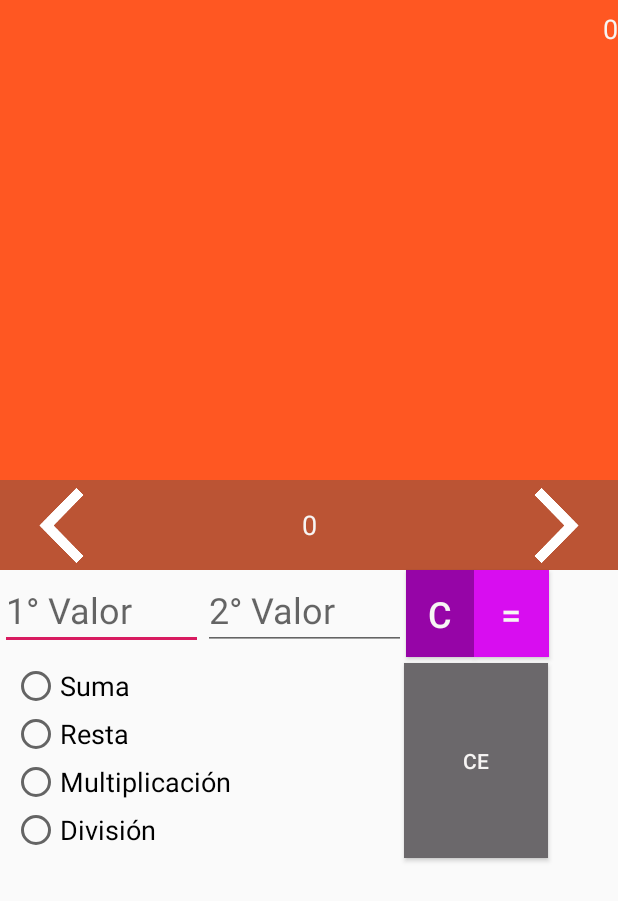
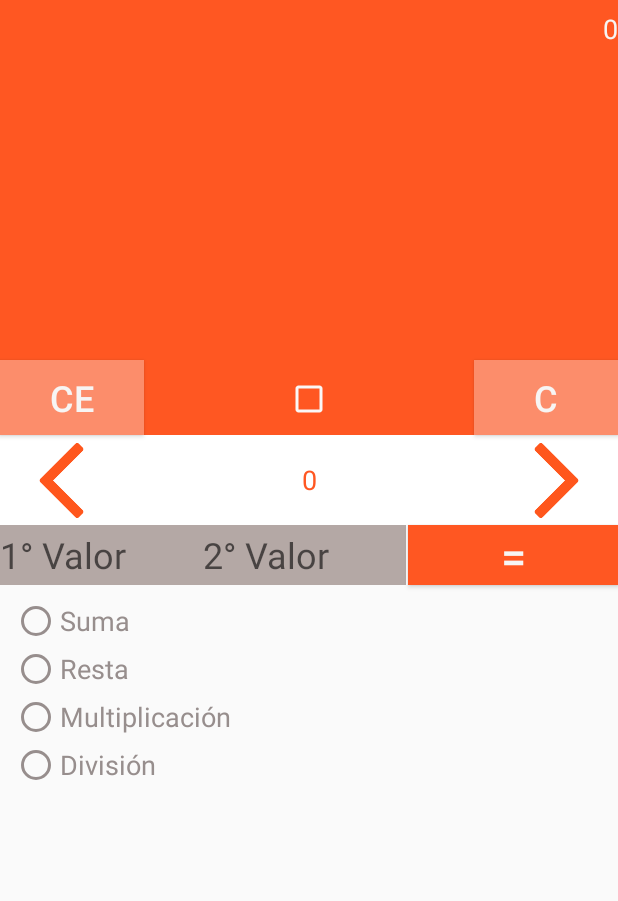
Before and after one commit to manuel-martin3/PryAndroid, an Android app: the layout activity_main.xml on its own in the app's theme, with its tools: preview values and no code run, on a phone screen of 412 x 824 dp. Shown: the top 901 px of the screen. Run offline under Robolectric (Android 15) with nearby library versions, the phone set to English and light mode, and no system bars.

Commit message:
Actualización de diseño al 27062019

```diff
--- a/AppRadioButton/app/src/main/java/com/marman/appradiobutton/MainActivity.java
+++ b/AppRadioButton/app/src/main/java/com/marman/appradiobutton/MainActivity.java
@@ -43,7 +43,7 @@ public class MainActivity extends AppCompatActivity {
 
         rg= (RadioGroup)findViewById(R.id.rg_operaciones);
         et1.requestFocus();
-
+        rb1.setChecked(true);
 
         et1.addTextChangedListener(new TextWatcher() {
             @Override
@@ -79,8 +79,7 @@ public class MainActivity extends AppCompatActivity {
             }
         });
 
-
-
+        TipoOperacion();
     }
 
 
@@ -95,24 +94,42 @@ public class MainActivity extends AppCompatActivity {
 
         if (rb1.isChecked()==true){
             resul = String.valueOf(n1 + n2);
-            tv3.setText(rb1.getText().toString());
+            //tv3.setText(rb1.getText().toString());
             signo = "+";
         }else if (rb2.isChecked()==true){
             resul = String.valueOf(n1 - n2);
-            tv3.setText(rb2.getText().toString());
+            //tv3.setText(rb2.getText().toString());
             signo = "-";
         }if (rb3.isChecked()==true){
             resul = String.valueOf(n1 * n2);
-            tv3.setText(rb3.getText().toString());
+            //tv3.setText(rb3.getText().toString());
             signo = "x";
         }else if (rb4.isChecked()==true){
             resul = String.valueOf(n1 / n2);
-            tv3.setText(rb4.getText().toString());
+            //tv3.setText(rb4.getText().toString());
             signo = "/";
         }
 
         tv2.setText(et1.getText() +" "+signo.toString()+" "+et2.getText().toString());
         tv1.setText(resul);
+        TipoOperacion();
+    }
+
+    void TipoOperacion(){
+
+        if (rb1.isChecked()==true){
+            tv3.setText(rb1.getText().toString());
+            signo = "+";
+        }else if (rb2.isChecked()==true){
+            tv3.setText(rb2.getText().toString());
+            signo = "-";
+        }if (rb3.isChecked()==true){
+            tv3.setText(rb3.getText().toString());
+            signo = "x";
+        }else if (rb4.isChecked()==true){
+            tv3.setText(rb4.getText().toString());
+            signo = "/";
+        }
     }
 
     public int ValidarPosicion() {
--- a/AppRadioButton/app/src/main/res/layout/activity_main.xml
+++ b/AppRadioButton/app/src/main/res/layout/activity_main.xml
@@ -10,20 +10,20 @@
 
         <Button
             android:id="@+id/btn_equal"
-            android:layout_width="50dp"
-            android:layout_height="58dp"
+            android:layout_width="140dp"
+            android:layout_height="40dp"
             android:background="@color/colorBtnEq"
             android:onClick="CalcularValores"
             android:text="@string/btnEq"
             android:textColor="@color/colorText"
-            android:textSize="24sp"
-            app:layout_constraintStart_toEndOf="@+id/btn_c"
+            android:textSize="30sp"
+            app:layout_constraintEnd_toEndOf="parent"
             app:layout_constraintTop_toBottomOf="@+id/txt_resultaro" />
 
     <TextView
         android:id="@+id/txt_resultaro"
         android:layout_width="0dp"
-        android:layout_height="380dp"
+        android:layout_height="350dp"
         android:background="@color/colorPrimaryBacground"
         android:gravity="center_horizontal|center_vertical"
         android:textColor="@color/colorText"
@@ -36,7 +36,9 @@
     <EditText
         android:id="@+id/txt_v1"
         android:layout_width="135dp"
-        android:layout_height="wrap_content"
+        android:layout_height="40dp"
+        android:background="@color/colorBGVal"
+        android:textColor="@color/colorText"
         android:ems="10"
         android:hint="@string/txt_PrimerValor"
         android:inputType="numberDecimal"
@@ -47,7 +49,9 @@
     <EditText
         android:id="@+id/txt_v2"
         android:layout_width="135dp"
-        android:layout_height="wrap_content"
+        android:layout_height="40dp"
+        android:background="@color/colorBGVal"
+        android:textColor="@color/colorText"
         android:ems="10"
         android:hint="@string/txt_SegundoValor"
         android:inputType="numberDecimal"
@@ -57,11 +61,12 @@
 
     <RadioGroup
         android:id="@+id/rg_operaciones"
-        android:layout_width="173dp"
+        android:layout_width="wrap_content"
         android:layout_height="wrap_content"
         android:layout_marginStart="8dp"
         android:layout_marginLeft="8dp"
         android:layout_marginTop="8dp"
+        android:gravity="center_vertical"
         android:orientation="vertical"
         app:layout_constraintStart_toStartOf="parent"
         app:layout_constraintTop_toBottomOf="@+id/txt_v1">
@@ -71,6 +76,8 @@
             android:layout_width="match_parent"
             android:layout_height="wrap_content"
             android:layout_weight="1"
+            android:textColor="@color/colorTxtChk"
+            android:buttonTint="@color/colorBRb"
             android:onClick="CalcularValores"
             android:text="@string/rb1"
             android:textSize="18sp" />
@@ -80,6 +87,8 @@
             android:layout_width="match_parent"
             android:layout_height="wrap_content"
             android:layout_weight="1"
+            android:textColor="@color/colorTxtChk"
+            android:buttonTint="@color/colorBRb"
             android:onClick="CalcularValores"
             android:text="@string/rb2"
             android:textSize="18sp" />
@@ -89,6 +98,8 @@
             android:layout_width="match_parent"
             android:layout_height="wrap_content"
             android:layout_weight="1"
+            android:textColor="@color/colorTxtChk"
+            android:buttonTint="@color/colorBRb"
             android:onClick="CalcularValores"
             android:text="@string/rb3"
             android:textSize="18sp" />
@@ -98,6 +109,8 @@
             android:layout_width="match_parent"
             android:layout_height="wrap_content"
             android:layout_weight="1"
+            android:textColor="@color/colorTxtChk"
+            android:buttonTint="@color/colorBRb"
             android:onClick="CalcularValores"
             android:text="@string/rb4"
             android:textSize="18sp" />
@@ -105,29 +118,27 @@
 
     <Button
         android:id="@+id/btn_c"
-        android:layout_width="45dp"
-        android:layout_height="58dp"
+        android:layout_width="96dp"
+        android:layout_height="50dp"
         android:background="@color/colorBtnC"
         android:onClick="LimpiarParcial"
         android:text="@string/btnC"
         android:textColor="@color/colorText"
         android:textSize="24sp"
-        app:layout_constraintStart_toEndOf="@+id/txt_v2"
-        app:layout_constraintTop_toBottomOf="@+id/txt_resultaro" />
+        app:layout_constraintBottom_toTopOf="@+id/txt_operacion"
+        app:layout_constraintEnd_toEndOf="parent" />
 
     <Button
         android:id="@+id/btn_ce"
         android:layout_width="96dp"
-        android:layout_height="130dp"
-        android:layout_marginStart="88dp"
-        android:layout_marginLeft="88dp"
-        android:layout_marginTop="4dp"
+        android:layout_height="50dp"
         android:background="@color/colorBtnCE"
         android:onClick="LimpiarTodo"
         android:text="@string/btnCE"
         android:textColor="@color/colorText"
-        app:layout_constraintStart_toEndOf="@+id/rg_operaciones"
-        app:layout_constraintTop_toBottomOf="@+id/btn_c" />
+        android:textSize="24sp"
+        app:layout_constraintBottom_toTopOf="@+id/txt_operacion"
+        app:layout_constraintStart_toStartOf="parent" />
 
 
     <TextView
@@ -152,7 +163,7 @@
         android:background="@color/colorSecondBacground"
         android:gravity="center_horizontal|center_vertical"
         android:text="@string/txt_Calculo"
-        android:textColor="@color/colorText"
+        android:textColor="@color/colorTextOp"
         android:textSize="18sp"
         app:layout_constraintBottom_toBottomOf="@+id/txt_resultaro"
         app:layout_constraintEnd_toEndOf="parent"
@@ -169,7 +180,7 @@
         app:layout_constraintBottom_toBottomOf="@+id/txt_operacion"
         app:layout_constraintStart_toStartOf="parent"
         app:layout_constraintTop_toTopOf="@+id/txt_operacion"
-        app:srcCompat="@drawable/whitearrowleft" />
+        app:srcCompat="@drawable/orangearrowleft" />
 
 
     <ImageView
@@ -182,7 +193,21 @@
         app:layout_constraintHorizontal_bias="0.976"
         app:layout_constraintStart_toStartOf="@+id/txt_resultaro"
         app:layout_constraintTop_toTopOf="@+id/txt_operacion"
-        app:srcCompat="@drawable/whitearrowright" />
+        app:srcCompat="@drawable/orangearrowright" />
+
+    <CheckBox
+        android:id="@+id/checkBox"
+        android:layout_width="wrap_content"
+        android:layout_height="wrap_content"
+        android:layout_marginStart="8dp"
+        android:layout_marginLeft="8dp"
+        android:layout_marginEnd="8dp"
+        android:layout_marginRight="8dp"
+        android:layout_marginBottom="8dp"
+        android:buttonTint="@color/colorBChk"
+        app:layout_constraintBottom_toTopOf="@+id/txt_operacion"
+        app:layout_constraintEnd_toStartOf="@+id/btn_c"
+        app:layout_constraintStart_toEndOf="@+id/btn_ce" />
 
 
 </android.support.constraint.ConstraintLayout>
--- a/AppRadioButton/app/src/main/res/values/colors.xml
+++ b/AppRadioButton/app/src/main/res/values/colors.xml
@@ -1,14 +1,20 @@
 <?xml version="1.0" encoding="utf-8"?>
 <resources>
-    <color name="colorPrimary">#FF5722</color>
-    <color name="colorPrimaryDark">#B34927</color>
+    <color name="colorPrimary">#302D2D</color>
+    <color name="colorPrimaryDark">#4B4847</color>
     <color name="colorAccent">#D81B60</color>
     <color name="colorBtnCalcular">#BB5434</color>
-    <color name="colorBtnCE">#6B686B</color>
-    <color name="colorBtnC">#9605A7</color>
-    <color name="colorBtnEq">#D80DF0</color>
+    <color name="colorBtnCE">#FC8D6B</color>
+    <color name="colorBtnC">#FC8D6B</color>
+    <color name="colorBtnEq">#FF5722</color>
     <color name="colorText">#F7F5F4</color>
+    <color name="colorTextOp">#FF5722</color>
     <color name="colorPrimaryBacground">#FF5722</color>
-    <color name="colorSecondBacground">#BB5434</color>
+    <color name="colorSecondBacground">#FFFFFF</color>
     <color name="colorBGMensaje">#564C57</color>
+    <color name="colorBRb">#978E8D</color>
+    <color name="colorBChk">#FAF7F6</color>
+    <color name="colorTxtChk">#978E8D</color>
+    <color name="colorBGVal">#B4A8A5</color>
+
 </resources>
```
Also changed, not shown: AppRadioButton/app/src/main/res/drawable/orangearrowleft.png (added), AppRadioButton/app/src/main/res/drawable/orangearrowright.png (added), AppRadioButton/app/src/main/res/drawable/whitearrowleft.png (deleted), AppRadioButton/app/src/main/res/drawable/whitearrowright.png (deleted). Lines whose indentation alone changed are shown as unchanged.
